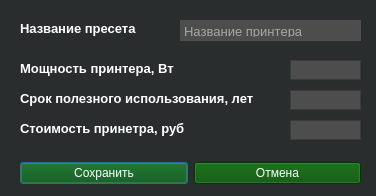
Old version of the form src/view/ui/add_preset.ui in the repository Ranzo/Calc3d_by_Risen.
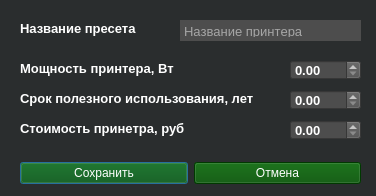
New version of the form. Icons and pictures are not drawn.

```diff
--- a/src/view/ui/add_preset.ui
+++ b/src/view/ui/add_preset.ui
@@ -77,7 +77,7 @@
     <string>Срок полезного использования, лет</string>
    </property>
   </widget>
-  <widget class="QPlainTextEdit" name="input_power">
+    <widget class="QDoubleSpinBox" name="input_age">
    <property name="geometry">
     <rect>
      <x>290</x>
@@ -99,53 +99,20 @@
      <stylestrategy>PreferAntialias</stylestrategy>
     </font>
    </property>
-   <property name="acceptDrops">
-    <bool>false</bool>
-   </property>
-   <property name="toolTipDuration">
-    <number>0</number>
-   </property>
-   <property name="whatsThis">
-    <string/>
-   </property>
-   <property name="autoFillBackground">
-    <bool>false</bool>
-   </property>
    <property name="styleSheet">
     <string notr="true">background-color: rgb(77, 77, 77);</string>
    </property>
-   <property name="inputMethodHints">
-    <set>Qt::ImhDigitsOnly</set>
-   </property>
-   <property name="lineWidth">
-    <number>0</number>
-   </property>
-   <property name="verticalScrollBarPolicy">
-    <enum>Qt::ScrollBarAlwaysOff</enum>
-   </property>
-   <property name="horizontalScrollBarPolicy">
-    <enum>Qt::ScrollBarAsNeeded</enum>
-   </property>
-   <property name="undoRedoEnabled">
-    <bool>false</bool>
-   </property>
-   <property name="lineWrapMode">
-    <enum>QPlainTextEdit::NoWrap</enum>
-   </property>
-   <property name="plainText">
-    <string notr="true"/>
-   </property>
-   <property name="tabStopDistance">
-    <double>80.000000000000000</double>
-   </property>
-   <property name="maximumBlockCount">
-    <number>3</number>
-   </property>
-   <property name="centerOnScroll">
-    <bool>false</bool>
-   </property>
-   <property name="placeholderText">
-    <string notr="true">0</string>
+      <property name="buttonSymbols">
+        <enum>QAbstractSpinBox::UpDownArrows</enum>
+      </property>
+      <property name="minimum">
+        <double>0.000000000000000</double>
+      </property>
+      <property name="maximum">
+        <double>99999.000000000000000</double>
+      </property>
+      <property name="value">
+        <double>0.000000000000000</double>
    </property>
   </widget>
   <widget class="QLabel" name="power_printer_2">
@@ -170,7 +137,7 @@
     <string>Стоимость принетра, руб</string>
    </property>
   </widget>
-  <widget class="QPlainTextEdit" name="input_power_2">
+    <widget class="QDoubleSpinBox" name="input_price">
    <property name="geometry">
     <rect>
      <x>290</x>
@@ -192,53 +159,20 @@
      <stylestrategy>PreferAntialias</stylestrategy>
     </font>
    </property>
-   <property name="acceptDrops">
-    <bool>false</bool>
-   </property>
-   <property name="toolTipDuration">
-    <number>0</number>
-   </property>
-   <property name="whatsThis">
-    <string/>
-   </property>
-   <property name="autoFillBackground">
-    <bool>false</bool>
-   </property>
    <property name="styleSheet">
     <string notr="true">background-color: rgb(77, 77, 77);</string>
    </property>
-   <property name="inputMethodHints">
-    <set>Qt::ImhDigitsOnly</set>
-   </property>
-   <property name="lineWidth">
-    <number>0</number>
-   </property>
-   <property name="verticalScrollBarPolicy">
-    <enum>Qt::ScrollBarAlwaysOff</enum>
-   </property>
-   <property name="horizontalScrollBarPolicy">
-    <enum>Qt::ScrollBarAsNeeded</enum>
-   </property>
-   <property name="undoRedoEnabled">
-    <bool>false</bool>
-   </property>
-   <property name="lineWrapMode">
-    <enum>QPlainTextEdit::NoWrap</enum>
-   </property>
-   <property name="plainText">
-    <string notr="true"/>
-   </property>
-   <property name="tabStopDistance">
-    <double>80.000000000000000</double>
-   </property>
-   <property name="maximumBlockCount">
-    <number>3</number>
-   </property>
-   <property name="centerOnScroll">
-    <bool>false</bool>
-   </property>
-   <property name="placeholderText">
-    <string notr="true">0</string>
+      <property name="buttonSymbols">
+        <enum>QAbstractSpinBox::UpDownArrows</enum>
+      </property>
+      <property name="minimum">
+        <double>0.000000000000000</double>
+      </property>
+      <property name="maximum">
+        <double>99999.000000000000000</double>
+      </property>
+      <property name="value">
+        <double>0.000000000000000</double>
    </property>
   </widget>
   <widget class="QLabel" name="power_printer_3">
@@ -263,7 +197,7 @@
     <string>Мощность принтера, Вт</string>
    </property>
   </widget>
-  <widget class="QPlainTextEdit" name="input_power_3">
+    <widget class="QDoubleSpinBox" name="input_power">
    <property name="geometry">
     <rect>
      <x>290</x>
@@ -285,53 +219,20 @@
      <stylestrategy>PreferAntialias</stylestrategy>
     </font>
    </property>
-   <property name="acceptDrops">
-    <bool>false</bool>
-   </property>
-   <property name="toolTipDuration">
-    <number>0</number>
-   </property>
-   <property name="whatsThis">
-    <string/>
-   </property>
-   <property name="autoFillBackground">
-    <bool>false</bool>
-   </property>
    <property name="styleSheet">
     <string notr="true">background-color: rgb(77, 77, 77);</string>
    </property>
-   <property name="inputMethodHints">
-    <set>Qt::ImhDigitsOnly</set>
-   </property>
-   <property name="lineWidth">
-    <number>0</number>
-   </property>
-   <property name="verticalScrollBarPolicy">
-    <enum>Qt::ScrollBarAlwaysOff</enum>
-   </property>
-   <property name="horizontalScrollBarPolicy">
-    <enum>Qt::ScrollBarAsNeeded</enum>
-   </property>
-   <property name="undoRedoEnabled">
-    <bool>false</bool>
-   </property>
-   <property name="lineWrapMode">
-    <enum>QPlainTextEdit::NoWrap</enum>
-   </property>
-   <property name="plainText">
-    <string notr="true"/>
-   </property>
-   <property name="tabStopDistance">
-    <double>80.000000000000000</double>
-   </property>
-   <property name="maximumBlockCount">
-    <number>3</number>
-   </property>
-   <property name="centerOnScroll">
-    <bool>false</bool>
-   </property>
-   <property name="placeholderText">
-    <string notr="true">0</string>
+      <property name="buttonSymbols">
+        <enum>QAbstractSpinBox::UpDownArrows</enum>
+      </property>
+      <property name="minimum">
+        <double>0.000000000000000</double>
+      </property>
+      <property name="maximum">
+        <double>99999.000000000000000</double>
+      </property>
+      <property name="value">
+        <double>0.000000000000000</double>
    </property>
   </widget>
   <widget class="QLabel" name="power_printer_4">
```
Left out of the diff: 5 changed lines with no effect on the pictures. Lines whose indentation alone changed are shown as unchanged.
